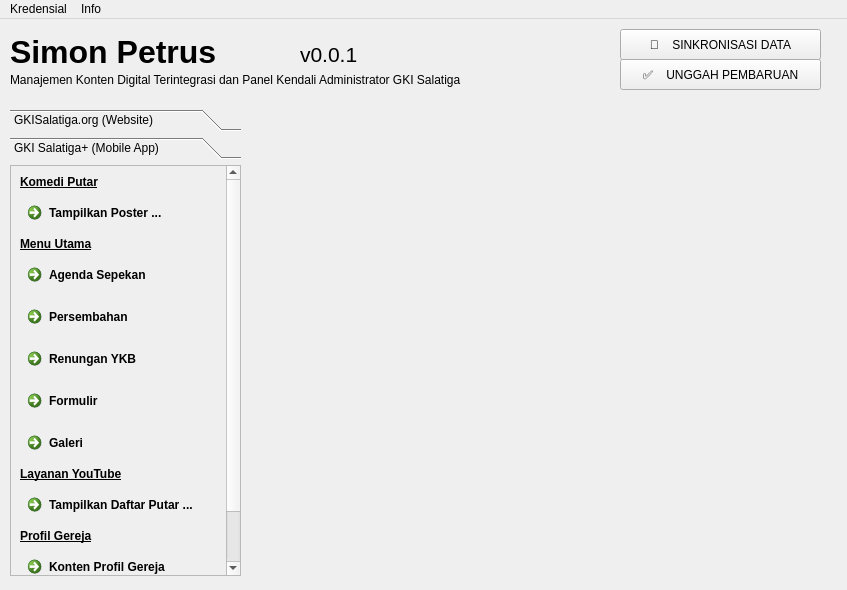
Above: qtdesigner-ui/screen_main.ui from gkisalatiga/simon-petrus before the change. Below: the same form after it.
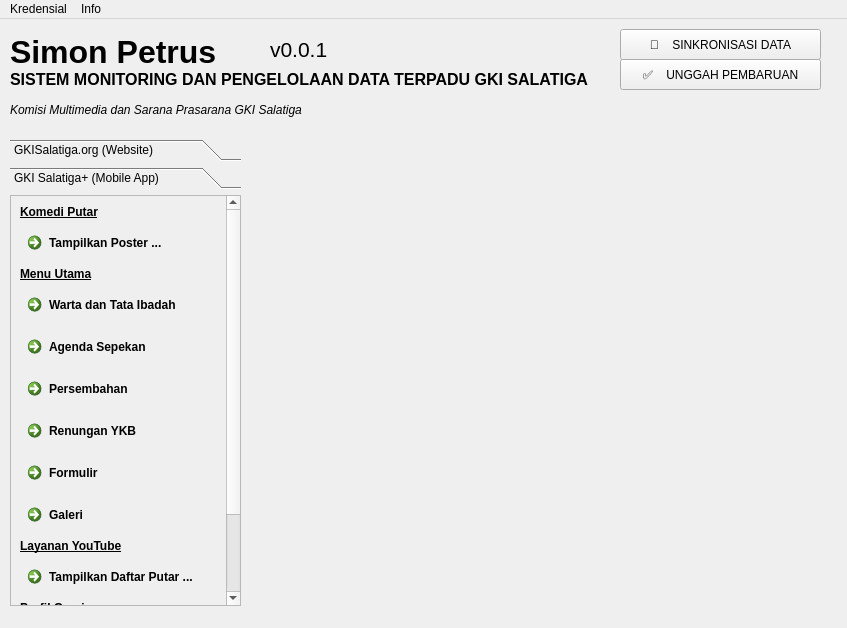
That is the form after the change. The open tabs and pages were chosen to show the change.

Commit message: v0.0.2 update: warta jemaat and tata liturgi

Diff of the .ui file:
```diff
--- a/qtdesigner-ui/screen_main.ui
+++ b/qtdesigner-ui/screen_main.ui
@@ -7,7 +7,7 @@
     <x>0</x>
     <y>0</y>
     <width>847</width>
-    <height>590</height>
+    <height>628</height>
    </rect>
   </property>
   <property name="windowTitle">
@@ -18,7 +18,7 @@
     <property name="geometry">
      <rect>
       <x>10</x>
-      <y>90</y>
+      <y>120</y>
       <width>231</width>
       <height>471</height>
      </rect>
@@ -147,9 +147,9 @@
        <property name="geometry">
         <rect>
          <x>0</x>
-         <y>-59</y>
+         <y>0</y>
          <width>215</width>
-         <height>478</height>
+         <height>520</height>
         </rect>
        </property>
        <layout class="QVBoxLayout" name="verticalLayout">
@@ -188,6 +188,13 @@
           </property>
          </widget>
         </item>
+        <item>
+         <widget class="QCommandLinkButton" name="commandLinkButton_8">
+          <property name="text">
+           <string>Warta dan Tata Ibadah</string>
+          </property>
+         </widget>
+        </item>
         <item>
          <widget class="QCommandLinkButton" name="commandLinkButton_7">
           <property name="text">
@@ -316,22 +323,27 @@
     <property name="geometry">
      <rect>
       <x>10</x>
-      <y>50</y>
+      <y>80</y>
       <width>591</width>
       <height>21</height>
      </rect>
     </property>
+    <property name="font">
+     <font>
+      <italic>true</italic>
+     </font>
+    </property>
     <property name="text">
-     <string>Manajemen Konten Digital Terintegrasi dan Panel Kendali Administrator GKI Salatiga</string>
+     <string>Komisi Multimedia dan Sarana Prasarana GKI Salatiga</string>
     </property>
    </widget>
    <widget class="QLabel" name="label">
     <property name="geometry">
      <rect>
-      <x>300</x>
-      <y>20</y>
+      <x>270</x>
+      <y>10</y>
       <width>61</width>
-      <height>31</height>
+      <height>41</height>
      </rect>
     </property>
     <property name="font">
@@ -363,7 +375,7 @@
     <property name="geometry">
      <rect>
       <x>250</x>
-      <y>90</y>
+      <y>120</y>
       <width>581</width>
       <height>471</height>
      </rect>
@@ -383,6 +395,26 @@
      <string>✅    UNGGAH PEMBARUAN</string>
     </property>
    </widget>
+   <widget class="QLabel" name="app_subtitle_2">
+    <property name="geometry">
+     <rect>
+      <x>10</x>
+      <y>50</y>
+      <width>591</width>
+      <height>21</height>
+     </rect>
+    </property>
+    <property name="font">
+     <font>
+      <pointsize>12</pointsize>
+      <weight>75</weight>
+      <bold>true</bold>
+     </font>
+    </property>
+    <property name="text">
+     <string>SISTEM MONITORING DAN PENGELOLAAN DATA TERPADU GKI SALATIGA</string>
+    </property>
+   </widget>
   </widget>
   <widget class="QMenuBar" name="menubar">
    <property name="geometry">
```
Left out of the diff: 6 changed lines with no effect on the pictures. The commit also changes 17 other files.
